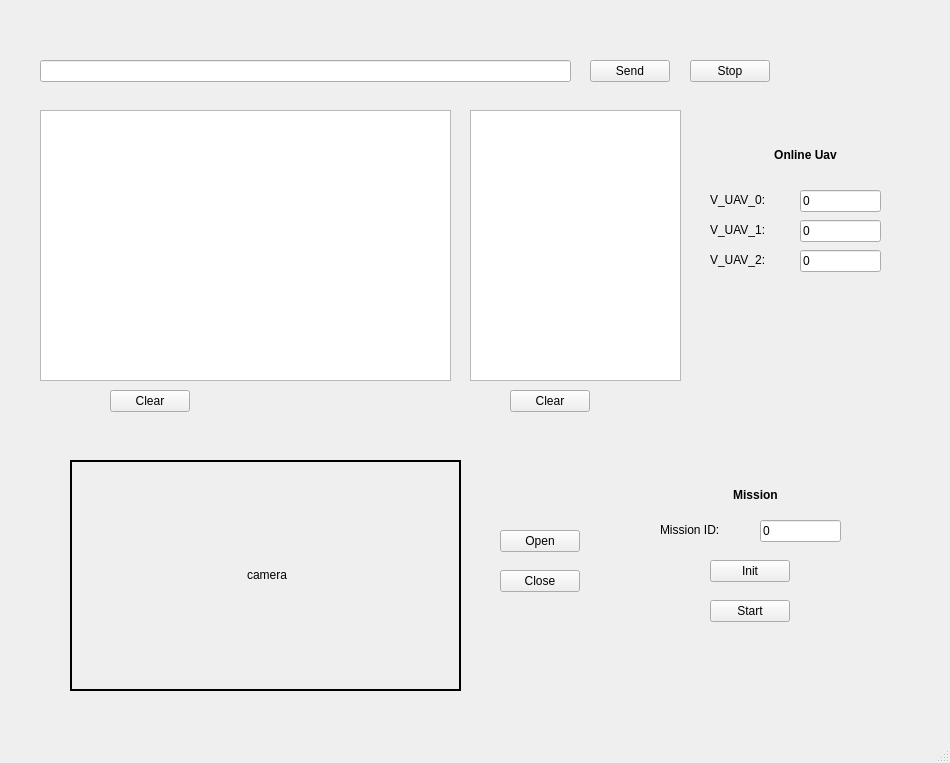
Before: the Qt Designer form src/ui_control/src/v_uav_local_network.ui in lpf19898026858/RLTraining_ws, drawn with Qt 5.
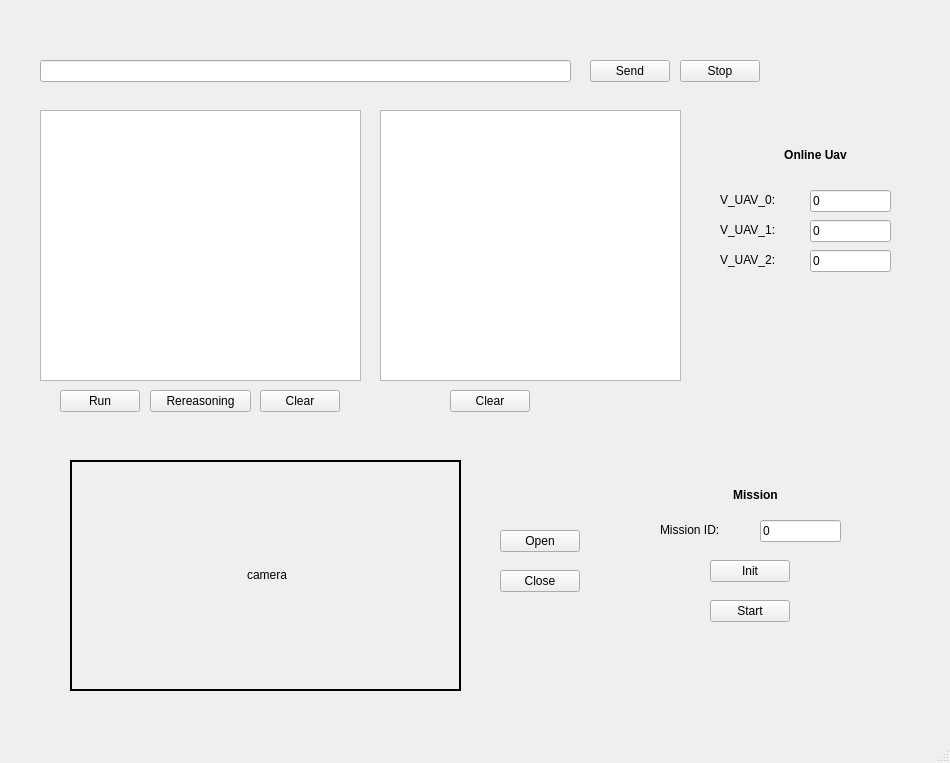
After: the same form once the commit is applied. Icons and pictures are not drawn.

The edit to the form file:
```diff
--- a/src/ui_control/src/v_uav_local_network.ui
+++ b/src/ui_control/src/v_uav_local_network.ui
@@ -68,7 +68,7 @@
    <widget class="QLabel" name="v_uav_0_current_position_label">
     <property name="geometry">
      <rect>
-      <x>740</x>
+      <x>750</x>
       <y>140</y>
       <width>131</width>
       <height>31</height>
@@ -182,9 +182,9 @@
    <widget class="QPlainTextEdit" name="feedback_text_edit">
     <property name="geometry">
      <rect>
-      <x>470</x>
+      <x>380</x>
       <y>110</y>
-      <width>211</width>
+      <width>301</width>
       <height>271</height>
      </rect>
     </property>
@@ -192,7 +192,7 @@
    <widget class="QLabel" name="v_uav_0_mission_id_label_2">
     <property name="geometry">
      <rect>
-      <x>710</x>
+      <x>720</x>
       <y>190</y>
       <width>71</width>
       <height>20</height>
@@ -205,7 +205,7 @@
    <widget class="QLabel" name="v_uav_0_mission_id_label_3">
     <property name="geometry">
      <rect>
-      <x>710</x>
+      <x>720</x>
       <y>220</y>
       <width>71</width>
       <height>20</height>
@@ -218,7 +218,7 @@
    <widget class="QLineEdit" name="v_uav_0_mission_id_edit_2">
     <property name="geometry">
      <rect>
-      <x>800</x>
+      <x>810</x>
       <y>190</y>
       <width>81</width>
       <height>22</height>
@@ -231,7 +231,7 @@
    <widget class="QLabel" name="v_uav_0_mission_id_label_4">
     <property name="geometry">
      <rect>
-      <x>710</x>
+      <x>720</x>
       <y>250</y>
       <width>71</width>
       <height>20</height>
@@ -244,7 +244,7 @@
    <widget class="QLineEdit" name="v_uav_0_mission_id_edit_3">
     <property name="geometry">
      <rect>
-      <x>800</x>
+      <x>810</x>
       <y>220</y>
       <width>81</width>
       <height>22</height>
@@ -257,7 +257,7 @@
    <widget class="QLineEdit" name="v_uav_0_mission_id_edit_4">
     <property name="geometry">
      <rect>
-      <x>800</x>
+      <x>810</x>
       <y>250</y>
       <width>81</width>
       <height>22</height>
@@ -270,7 +270,7 @@
    <widget class="QPushButton" name="v_uav_0_stop_command_button">
     <property name="geometry">
      <rect>
-      <x>690</x>
+      <x>680</x>
       <y>60</y>
       <width>80</width>
       <height>22</height>
@@ -285,7 +285,7 @@
      <rect>
       <x>40</x>
       <y>110</y>
-      <width>411</width>
+      <width>321</width>
       <height>271</height>
      </rect>
     </property>
@@ -293,7 +293,7 @@
    <widget class="QPushButton" name="clear_reasoning_button">
     <property name="geometry">
      <rect>
-      <x>110</x>
+      <x>260</x>
       <y>390</y>
       <width>80</width>
       <height>22</height>
@@ -306,7 +306,7 @@
    <widget class="QPushButton" name="clear_feedback_button">
     <property name="geometry">
      <rect>
-      <x>510</x>
+      <x>450</x>
       <y>390</y>
       <width>80</width>
       <height>22</height>
@@ -316,6 +316,32 @@
      <string>Clear</string>
     </property>
    </widget>
+   <widget class="QPushButton" name="v_uav_0_rereasoning_command_button">
+    <property name="geometry">
+     <rect>
+      <x>150</x>
+      <y>390</y>
+      <width>101</width>
+      <height>22</height>
+     </rect>
+    </property>
+    <property name="text">
+     <string>Rereasoning</string>
+    </property>
+   </widget>
+   <widget class="QPushButton" name="v_uav_0_run_command_button">
+    <property name="geometry">
+     <rect>
+      <x>60</x>
+      <y>390</y>
+      <width>80</width>
+      <height>22</height>
+     </rect>
+    </property>
+    <property name="text">
+     <string>Run</string>
+    </property>
+   </widget>
   </widget>
   <widget class="QMenuBar" name="menubar">
    <property name="geometry">
```
